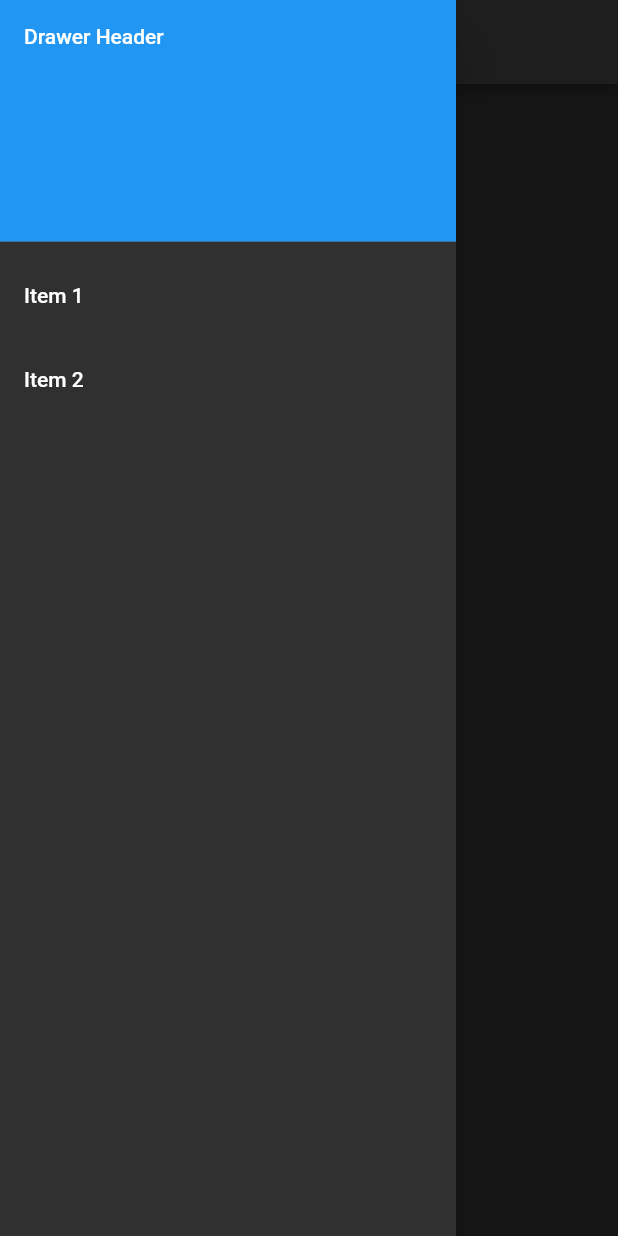
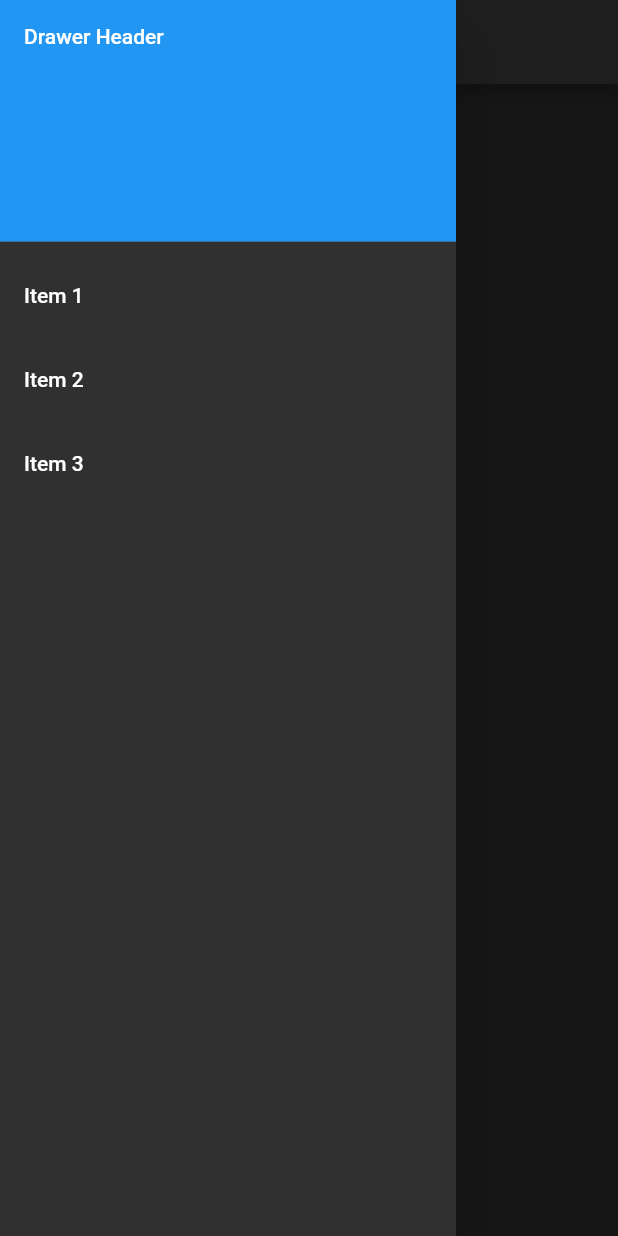
Before and after one commit to EduardRo/qz_app, a Flutter app: the MyStatefulWidget screen opened directly, with the side drawer open, on a phone screen of 412 x 824 dp. Run offline on Flutter 3.47's test engine with Material 2 defaults, Android fonts, the phone set to English and light mode, and no system bars; our stand-ins replace flutter_svg, get.

Commit message:
modif listtitle on drawer

```diff
--- a/lib/_testing/scfldtststrs.dart
+++ b/lib/_testing/scfldtststrs.dart
@@ -57,6 +57,10 @@ class _MyStatefulWidgetState extends State<MyStatefulWidget> {
                 // ...
               },
             ),
+            ListTile(
+              title: const Text('Item 3'),
+              onTap: () {},
+            )
           ],
         ),
       ),
```
